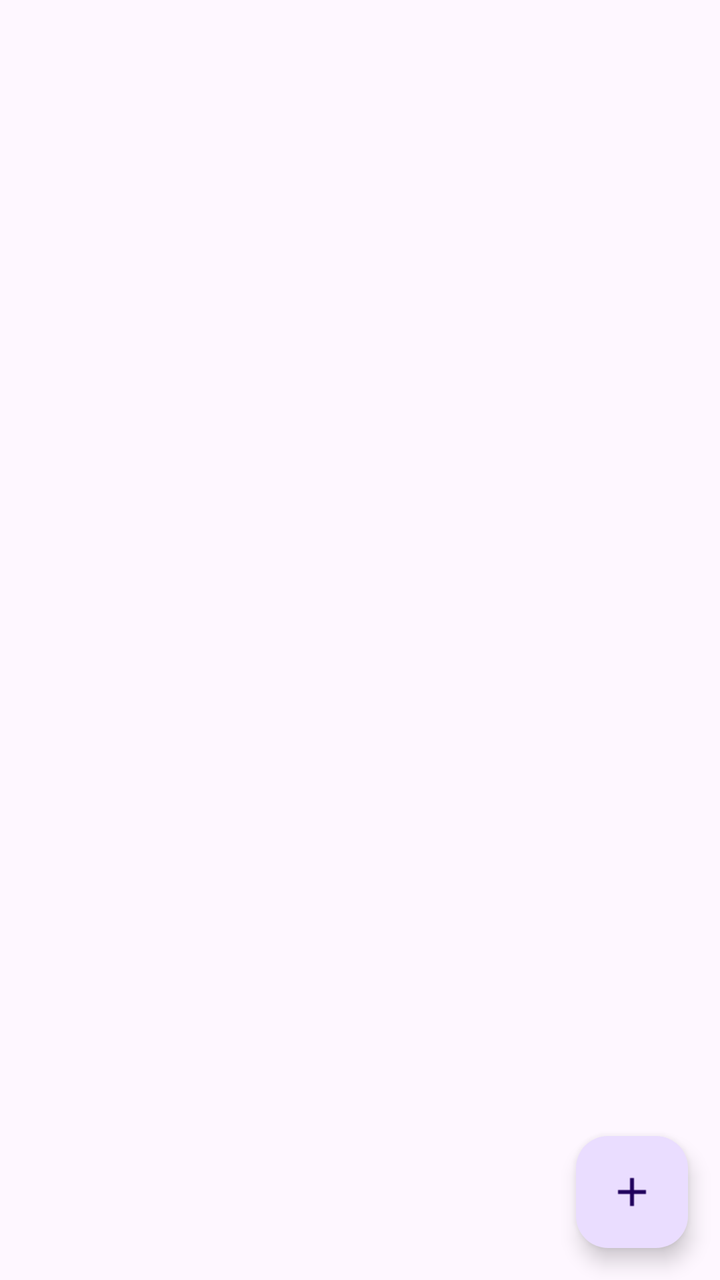
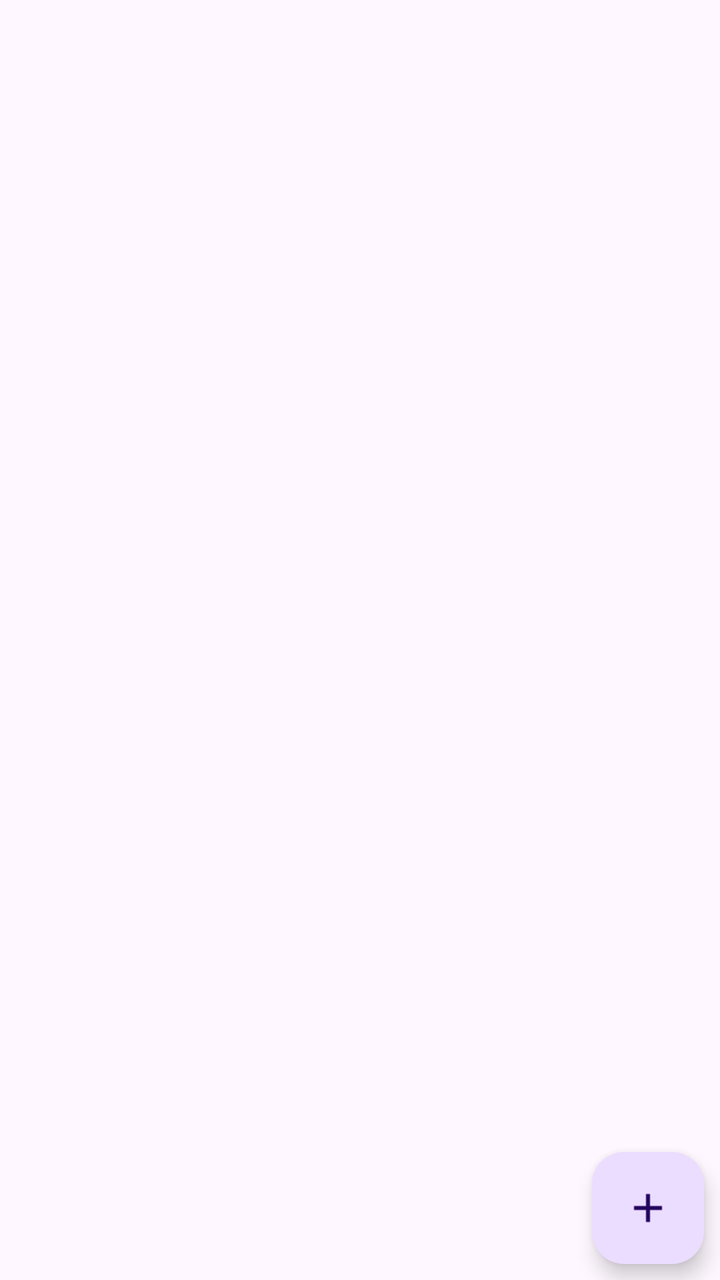

Screens rendered from an Android XML layout before and after an edit, with the pre-edit source and the edit as a unified diff.
<!-- AndroidManifest.xml: application theme Theme.AppTheme -->
<!-- res/layout/main_activity.xml -->
<?xml version="1.0" encoding="utf-8"?>
<androidx.coordinatorlayout.widget.CoordinatorLayout
    xmlns:android="http://schemas.android.com/apk/res/android"
    xmlns:app="http://schemas.android.com/apk/res-auto"
    xmlns:tools="http://schemas.android.com/tools"
    android:layout_width="match_parent"
    android:layout_height="match_parent"
    android:fitsSystemWindows="true"
    tools:context=".MainActivity">

    <include
        layout="@layout/main_activity_content" />

    <LinearLayout
        android:id="@+id/actions_layout"
        android:layout_width="wrap_content"
        android:layout_height="wrap_content"
        android:layout_gravity="end|bottom"
        android:padding="@dimen/fab_margin"
        android:clipChildren="false"
        android:clipToPadding="false"
        android:gravity="center_horizontal"
        android:orientation="vertical">

        <com.google.android.material.floatingactionbutton.FloatingActionButton
            android:id="@+id/copy_to_clipboard"
            android:layout_width="wrap_content"
            android:layout_height="wrap_content"
            android:layout_marginBottom="@dimen/fab_margin"
            android:contentDescription="@string/copy_code"
            app:srcCompat="@drawable/ic_actionbar_copy"
            android:visibility="gone"
            style="@style/Widget.Material3.FloatingActionButton.Secondary" />

        <com.google.android.material.floatingactionbutton.FloatingActionButton
            android:id="@+id/add_account_data"
            android:layout_width="wrap_content"
            android:layout_height="wrap_content"
            android:contentDescription="@string/add_account"
            app:srcCompat="@drawable/ic_actionbar_add" />

    </LinearLayout>

</androidx.coordinatorlayout.widget.CoordinatorLayout>
<!-- res/layout/main_activity_content.xml (included above) -->
<?xml version="1.0" encoding="utf-8"?>
<androidx.constraintlayout.widget.ConstraintLayout
    xmlns:android="http://schemas.android.com/apk/res/android"
    xmlns:app="http://schemas.android.com/apk/res-auto"
    android:layout_width="match_parent"
    android:layout_height="match_parent"
    app:layout_behavior="@string/appbar_scrolling_view_behavior">

    <RelativeLayout
        android:id="@+id/not_empty_view"
        android:layout_width="match_parent"
        android:layout_height="match_parent"
        app:layout_constraintBottom_toBottomOf="parent"
        app:layout_constraintEnd_toEndOf="parent"
        app:layout_constraintStart_toStartOf="parent"
        app:layout_constraintTop_toTopOf="parent">

        <LinearLayout
            android:id="@+id/accounts_list_header"
            android:layout_width="match_parent"
            android:layout_height="wrap_content"
            android:layout_alignParentTop="true"
            android:paddingBottom="8dp"
            android:orientation="vertical"
            android:visibility="gone">

            <com.google.android.material.card.MaterialCardView
                android:id="@+id/search_bar"
                android:layout_width="match_parent"
                android:layout_height="56dp"
                android:layout_marginStart="16dp"
                android:layout_marginEnd="16dp"
                android:layout_marginTop="8dp"
                app:cardBackgroundColor="?attr/colorSurfaceContainerHigh"
                app:cardCornerRadius="28dp"
                app:cardElevation="0dp"
                app:strokeWidth="0dp">

                <LinearLayout
                    android:layout_width="match_parent"
                    android:layout_height="match_parent"
                    android:paddingStart="16dp"
                    android:paddingEnd="4dp"
                    android:gravity="center_vertical"
                    android:orientation="horizontal">

                    <ImageView
                        android:layout_width="24dp"
                        android:layout_height="24dp"
                        android:src="@drawable/ic_editset_search"
                        android:scaleType="centerInside"
                        android:importantForAccessibility="no"
                        app:tint="?attr/colorOnSurfaceVariant" />

                    <EditText
                        android:id="@+id/filter_text"
                        android:layout_width="0dp"
                        android:layout_height="match_parent"
                        android:layout_weight="1"
                        android:layout_marginStart="12dp"
                        android:background="@null"
                        android:maxLines="1"
                        android:inputType="text"
                        android:imeOptions="actionSearch"
                        android:hint="@string/search"
                        android:importantForAutofill="no"
                        android:textAppearance="?attr/textAppearanceBodyLarge"
                        android:textColor="?attr/colorOnSurface"
                        android:textColorHint="?attr/colorOnSurfaceVariant" />

                    <Button
                        android:id="@+id/server_identity_selector"
                        android:layout_width="wrap_content"
                        android:layout_height="wrap_content"
                        android:contentDescription="@string/filter_by_server_identity"
                        android:tooltipText="@string/filter_by_server_identity"
                        app:icon="@drawable/ic_server_identity"
                        android:visibility="gone"
                        app:iconTint="?attr/colorOnSurfaceVariant"
                        style="?attr/materialIconButtonStyle" />

                    <Button
                        android:id="@+id/sync_server_data"
                        android:layout_width="wrap_content"
                        android:layout_height="wrap_content"
                        android:contentDescription="@string/sync_now"
                        android:tooltipText="@string/sync_now"
                        app:icon="@drawable/ic_actionbar_sync"
                        app:iconTint="?attr/colorOnSurfaceVariant"
                        style="?attr/materialIconButtonStyle" />

                    <Button
                        android:id="@+id/open_app_settings"
                        android:layout_width="wrap_content"
                        android:layout_height="wrap_content"
                        android:contentDescription="@string/settings"
                        android:tooltipText="@string/settings"
                        app:icon="@drawable/ic_actionbar_settings"
                        app:iconTint="?attr/colorOnSurfaceVariant"
                        style="?attr/materialIconButtonStyle" />

                </LinearLayout>

            </com.google.android.material.card.MaterialCardView>

            <androidx.recyclerview.widget.RecyclerView
                android:id="@+id/groups_list"
                android:layout_width="match_parent"
                android:layout_height="wrap_content"
                android:layout_marginTop="8dp"
                android:paddingStart="16dp"
                android:paddingEnd="16dp"
                android:clipToPadding="false"
                android:scrollbars="none"
                android:stateListAnimator="@null" />

            <com.google.android.material.progressindicator.LinearProgressIndicator
                android:id="@+id/otp_time"
                android:layout_width="match_parent"
                android:layout_height="wrap_content"
                android:layout_marginStart="16dp"
                android:layout_marginEnd="16dp"
                android:layout_marginTop="8dp"
                android:max="100"
                app:trackThickness="4dp"
                app:trackCornerRadius="2dp"
                android:visibility="invisible" />

        </LinearLayout>

        <androidx.recyclerview.widget.RecyclerView
            android:id="@+id/accounts_list"
            android:layout_width="match_parent"
            android:layout_height="wrap_content"
            android:layout_alignParentBottom="true"
            android:layout_below="@id/accounts_list_header"
            android:layout_alignWithParentIfMissing="true"
            android:paddingStart="@dimen/accounts_list_padding"
            android:paddingEnd="@dimen/accounts_list_padding"
            android:paddingBottom="@dimen/content_padding_below_fab"
            android:clipToPadding="false"
            android:stateListAnimator="@null"
            android:visibility="gone" />

        <LinearLayout
            android:id="@+id/accounts_list_index_container"
            android:layout_width="wrap_content"
            android:layout_height="wrap_content"
            android:layout_alignParentEnd="true"
            android:layout_below="@id/accounts_list_header"
            android:layout_marginEnd="8dp"
            android:layout_alignWithParentIfMissing="true"
            android:background="@drawable/floating_action_button_background"
            android:orientation="vertical"
            android:visibility="gone">

            <androidx.recyclerview.widget.RecyclerView
                android:id="@+id/accounts_list_index"
                android:layout_width="36dp"
                android:layout_height="wrap_content"
                android:paddingTop="8dp"
                android:paddingBottom="8dp"
                android:scrollbars="none" />

        </LinearLayout>

    </RelativeLayout>

    <LinearLayout
        android:id="@+id/empty_view"
        android:layout_width="match_parent"
        android:layout_height="match_parent"
        app:layout_constraintBottom_toBottomOf="parent"
        app:layout_constraintEnd_toEndOf="parent"
        app:layout_constraintStart_toStartOf="parent"
        app:layout_constraintTop_toTopOf="parent"
        android:gravity="center"
        android:orientation="vertical"
        android:visibility="gone">

        <ImageView
            android:layout_width="100dp"
            android:layout_height="100dp"
            android:scaleType="centerInside"
            android:importantForAccessibility="no"
            android:src="@drawable/ic_empty_list" />

        <TextView
            android:layout_width="wrap_content"
            android:layout_height="wrap_content"
            android:layout_marginTop="16dp"
            android:text="@string/no_2fa_codes"
            android:textAppearance="?attr/textAppearanceBodyLarge"
            android:textColor="?attr/colorOnSurfaceVariant" />

    </LinearLayout>

</androidx.constraintlayout.widget.ConstraintLayout>
<!-- resources referenced by this layout -->
<resources>
  <dimen name="accounts_list_padding">12dp</dimen>
  <dimen name="content_padding_below_fab">96dp</dimen>
  <dimen name="fab_margin">16dp</dimen>
  <!-- drawable floating_action_button_background (drawable) -->
  <shape
      xmlns:android="http://schemas.android.com/apk/res/android"
      android:shape="rectangle">
  
      <solid
          android:color="?attr/colorSurfaceContainerHigh" />
  
      <corners
          android:radius="28dp" />
  
  </shape>
  <string name="add_account">Add account</string>
  <string name="copy_code">Copy code</string>
  <string name="filter_by_server_identity">Filter by identity</string>
  <string name="no_2fa_codes">No 2FA accounts</string>
  <string name="search">Enter a text to filter accounts…</string>
  <string name="settings">Settings</string>
  <string name="sync_now">Sync now</string>
  <style name="Theme.AppTheme" parent="Base.Theme.AppThemeBase" />
  <style name="Base.Theme.AppThemeBase" parent="Theme.Material3.DayNight.NoActionBar">
          <item name="android:forceDarkAllowed">false</item>
          <item name="android:navigationBarColor">@android:color/transparent</item>
          <item name="android:statusBarColor">@android:color/transparent</item>
          <item name="android:windowLightStatusBar">?attr/isLightTheme</item>
          <item name="preferenceTheme">@style/AppPreferenceTheme</item>
          <item name="alertDialogTheme">@style/ThemeOverlay.App.AppCompatDialog</item>
      </style>
  <style name="AppPreferenceTheme" parent="PreferenceThemeOverlay">
          <item name="preferenceStyle">@style/AppPreference</item>
          <item name="preferenceScreenStyle">@style/AppPreference.Screen</item>
          <item name="preferenceCategoryStyle">@style/AppPreference.Category</item>
          <item name="switchPreferenceCompatStyle">@style/AppPreference.Switch</item>
          <item name="checkBoxPreferenceStyle">@style/AppPreference.CheckBox</item>
          <item name="editTextPreferenceStyle">@style/AppPreference.EditText</item>
          <item name="dialogPreferenceStyle">@style/AppPreference.Dialog</item>
      </style>
  <style name="ThemeOverlay.App.AppCompatDialog" parent="ThemeOverlay.Material3.Dialog.Alert">
          <item name="android:windowBackground">@drawable/dialog_background</item>
      </style>
  <style name="AppPreference" parent="Preference.Material">
          <item name="iconSpaceReserved">false</item>
      </style>
  <style name="AppPreference.Screen" parent="Preference.PreferenceScreen.Material">
          <item name="iconSpaceReserved">false</item>
      </style>
  <style name="AppPreference.Category" parent="Preference.Category.Material">
          <item name="iconSpaceReserved">false</item>
      </style>
  <style name="AppPreference.Switch" parent="Preference.SwitchPreferenceCompat.Material">
          <item name="iconSpaceReserved">false</item>
          <item name="widgetLayout">@layout/preference_material_switch</item>
      </style>
  <style name="AppPreference.CheckBox" parent="Preference.CheckBoxPreference.Material">
          <item name="iconSpaceReserved">false</item>
      </style>
  <style name="AppPreference.EditText" parent="Preference.DialogPreference.EditTextPreference.Material">
          <item name="iconSpaceReserved">false</item>
          <item name="android:dialogLayout">@layout/preference_dialog_edittext_material</item>
      </style>
  <style name="AppPreference.Dialog" parent="Preference.DialogPreference.Material">
          <item name="iconSpaceReserved">false</item>
      </style>
  <!-- drawable dialog_background (drawable) -->
  <?xml version="1.0" encoding="utf-8"?>
  <inset
      xmlns:android="http://schemas.android.com/apk/res/android"
      android:insetLeft="24dp"
      android:insetRight="24dp"
      android:insetTop="24dp"
      android:insetBottom="24dp">
  
      <shape android:shape="rectangle">
          <corners android:radius="28dp" />
          <solid android:color="?attr/colorSurfaceContainerHigh" />
      </shape>
  
  </inset>
  <!-- unchanged entries left out for length: 7 -->
</resources>

<!-- the commit's change to res/layout/main_activity.xml (unified diff, before → after) -->
@@ -16,7 +16,7 @@
         android:layout_width="wrap_content"
         android:layout_height="wrap_content"
         android:layout_gravity="end|bottom"
-        android:padding="@dimen/fab_margin"
+        android:padding="8dp"
         android:clipChildren="false"
         android:clipToPadding="false"
         android:gravity="center_horizontal"
@@ -26,11 +26,10 @@
             android:id="@+id/copy_to_clipboard"
             android:layout_width="wrap_content"
             android:layout_height="wrap_content"
-            android:layout_marginBottom="@dimen/fab_margin"
+            android:layout_marginBottom="@dimen/fabs_spacing"
             android:contentDescription="@string/copy_code"
             app:srcCompat="@drawable/ic_actionbar_copy"
-            android:visibility="gone"
-            style="@style/Widget.Material3.FloatingActionButton.Secondary" />
+            android:visibility="gone" />
 
         <com.google.android.material.floatingactionbutton.FloatingActionButton
             android:id="@+id/add_account_data"
@@ -193,7 +192,7 @@
             android:layout_height="wrap_content"
             android:layout_alignParentEnd="true"
             android:layout_below="@id/accounts_list_header"
-            android:layout_marginEnd="8dp"
+            android:layout_marginEnd="@dimen/fab_margin"
             android:layout_alignWithParentIfMissing="true"
             android:background="@drawable/floating_action_button_background"
             android:orientation="vertical"
<!-- resource entries referenced after the edit -->
@@ -2,7 +2,8 @@
 <resources>
   <dimen name="accounts_list_padding">12dp</dimen>
   <dimen name="content_padding_below_fab">96dp</dimen>
-  <dimen name="fab_margin">16dp</dimen>
+  <dimen name="fab_margin">8dp</dimen>
+  <dimen name="fabs_spacing">16dp</dimen>
   <!-- drawable floating_action_button_background (drawable) -->
   <shape
       xmlns:android="http://schemas.android.com/apk/res/android"
